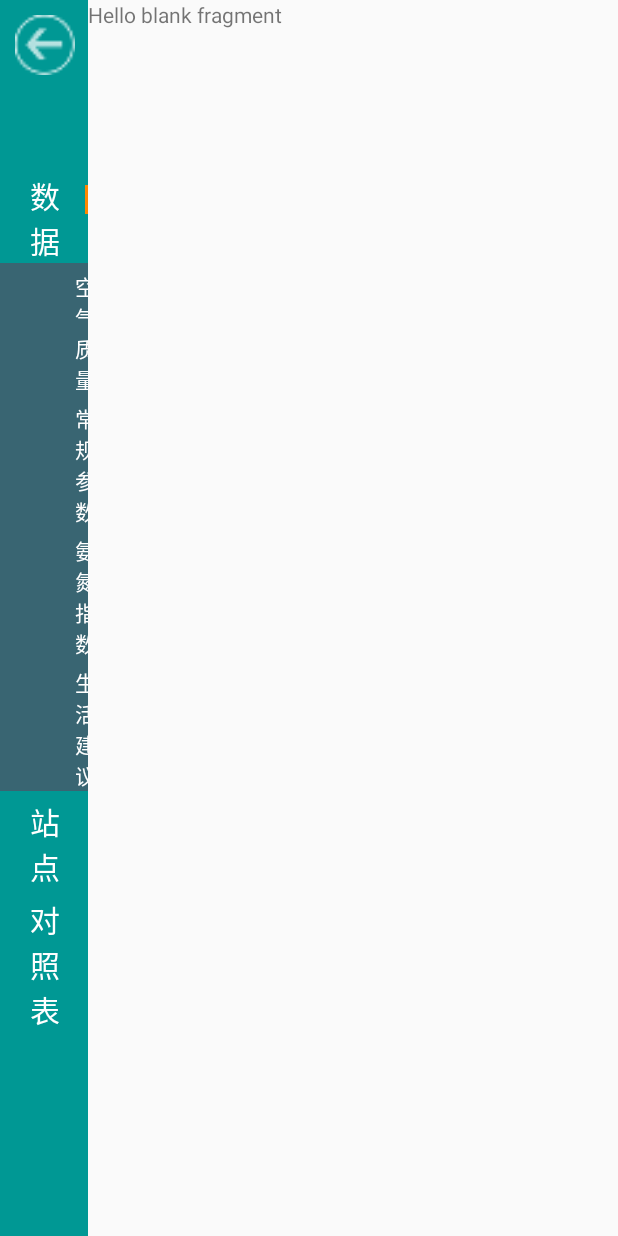
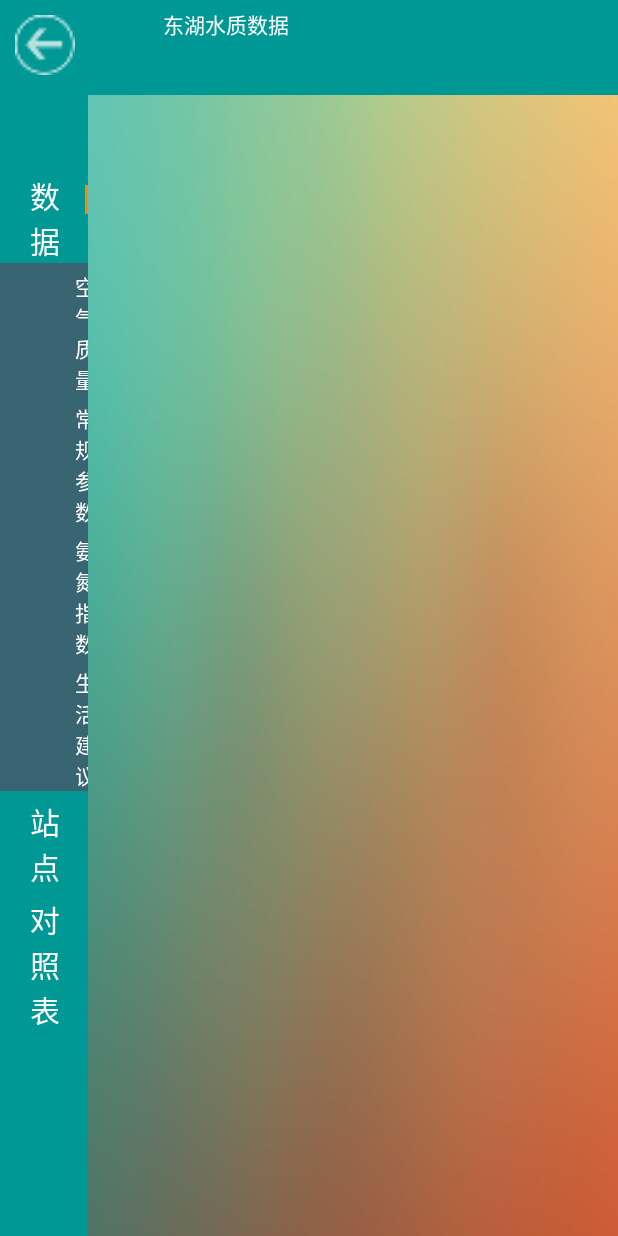
Before and after one commit to mengxin1995/WaterQualityEX, an Android app: the RightFragment screen opened directly, with no data from a screen before it, on a phone screen of 412 x 824 dp. Run offline under Robolectric (Android 15) with nearby library versions, the light colour scheme and no system bars.

Commit message:
随便提交

```diff
--- a/app/src/main/res/layout/fragment_right.xml
+++ b/app/src/main/res/layout/fragment_right.xml
@@ -2,12 +2,28 @@
     xmlns:tools="http://schemas.android.com/tools"
     android:layout_width="match_parent"
     android:layout_height="match_parent"
+    android:background="@mipmap/data_background"
     tools:context="com.tom.waterqualityex.data.RightFragment">
 
-    <!-- TODO: Update blank fragment layout -->
-    <TextView
+    <LinearLayout
         android:layout_width="match_parent"
         android:layout_height="match_parent"
-        android:text="@string/hello_blank_fragment" />
+        android:orientation="vertical">
 
+        <TextView
+            style="@style/data_item_next"
+            android:layout_width="match_parent"
+            android:layout_height="0dp"
+            android:layout_weight="1"
+            android:background="@color/fragment_left_background"
+            android:text="@string/right_fragment_title" />
+
+        <LinearLayout
+            android:layout_width="match_parent"
+            android:layout_height="0dp"
+            android:layout_weight="12">
+            <include layout="@layout/fragment_right_data"/>
+        </LinearLayout>
+
+    </LinearLayout>
 </FrameLayout>
--- /dev/null
+++ b/app/src/main/res/layout/fragment_right_data.xml
@@ -0,0 +1,7 @@
+<?xml version="1.0" encoding="utf-8"?>
+<LinearLayout xmlns:android="http://schemas.android.com/apk/res/android"
+    android:orientation="vertical"
+    android:layout_width="match_parent"
+    android:layout_height="match_parent">
+
+</LinearLayout>
--- a/app/src/main/res/values/strings.xml
+++ b/app/src/main/res/values/strings.xml
@@ -14,4 +14,5 @@
     <string name="item1_next2">常规参数</string>
     <string name="item1_next3">氨氮指数</string>
     <string name="item1_next4">生活建议</string>
+    <string name="right_fragment_title">东湖水质数据</string>
 </resources>
```
Also changed, not shown: app/src/main/res/mipmap-xxhdpi/data_background.jpg (added), app/src/main/res/mipmap-xxhdpi/set_icon.png (added).
